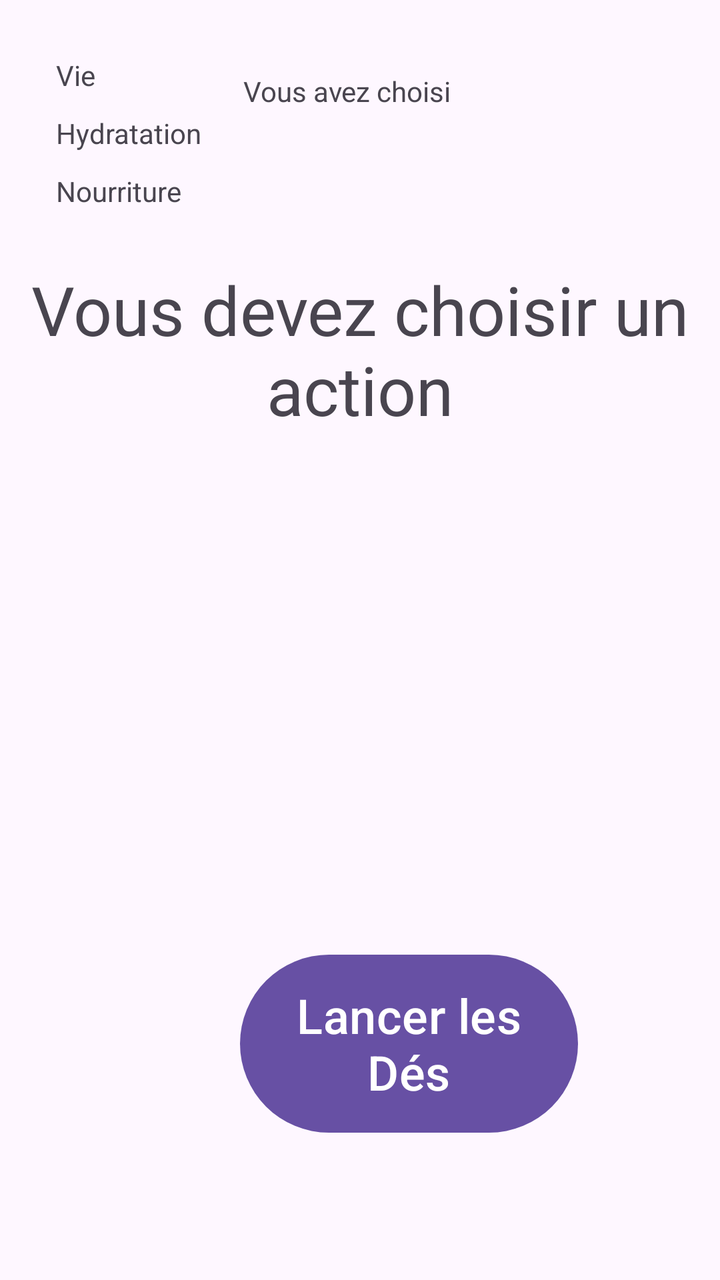
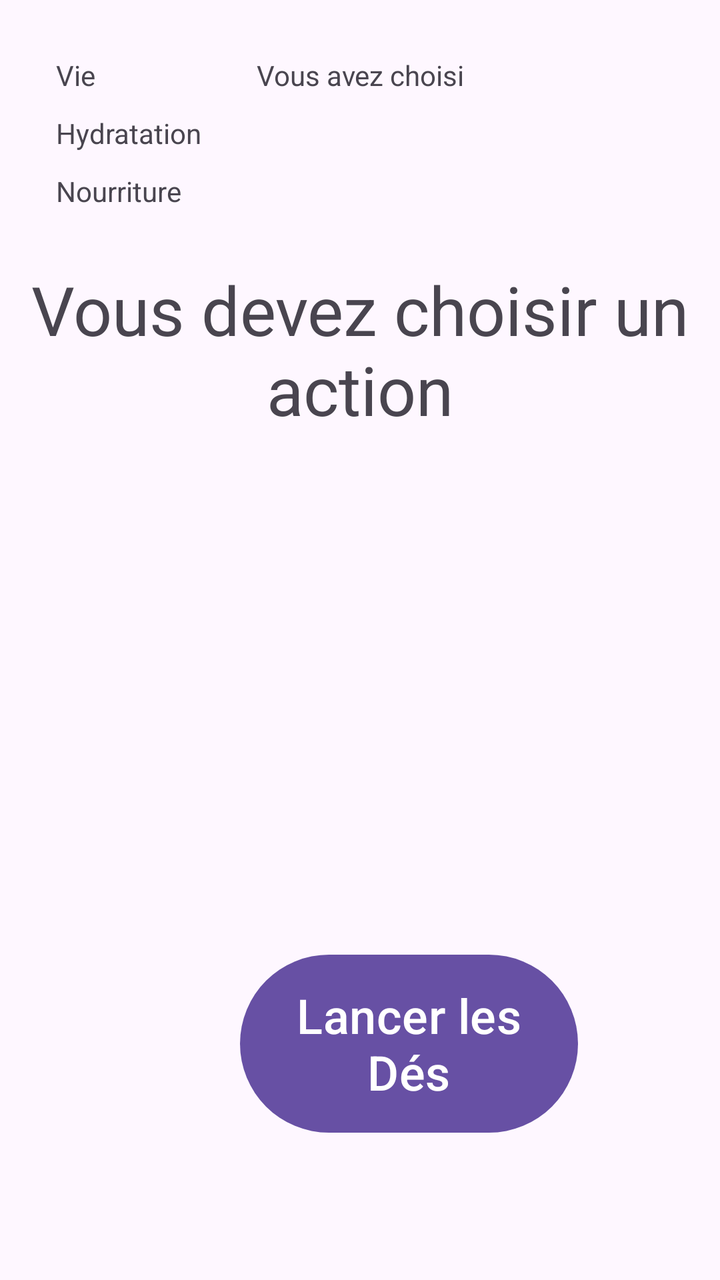

An Android layout rendered at two revisions. The XML below is the earlier revision; the diff shows what the commit changed to produce the second picture.
<!-- AndroidManifest.xml: application theme Theme.Apocalypse -->
<!-- res/layout/action_view.xml -->
<?xml version="1.0" encoding="utf-8"?>
<androidx.constraintlayout.widget.ConstraintLayout xmlns:android="http://schemas.android.com/apk/res/android"
    xmlns:app="http://schemas.android.com/apk/res-auto"
    xmlns:tools="http://schemas.android.com/tools"
    android:id="@+id/actionview"
    android:layout_width="match_parent"
    android:layout_height="match_parent">

    <TextView
        android:id="@+id/tvPtsVie2"
        android:layout_width="wrap_content"
        android:layout_height="wrap_content"
        android:layout_marginStart="28dp"
        android:layout_marginTop="28dp"
        android:text="Vie"
        app:layout_constraintStart_toStartOf="parent"
        app:layout_constraintTop_toTopOf="parent" />

    <TextView
        android:id="@+id/tvPtsHydra2"
        android:layout_width="wrap_content"
        android:layout_height="wrap_content"
        android:layout_marginTop="10dp"
        android:text="Hydratation"
        app:layout_constraintStart_toStartOf="@+id/tvPtsVie2"
        app:layout_constraintTop_toBottomOf="@+id/tvPtsVie2" />

    <TextView
        android:id="@+id/tvPtsSasiete2"
        android:layout_width="wrap_content"
        android:layout_height="wrap_content"
        android:layout_marginTop="10dp"
        android:text="Nourriture"
        app:layout_constraintStart_toStartOf="@+id/tvPtsHydra2"
        app:layout_constraintTop_toBottomOf="@+id/tvPtsHydra2" />

    <TextView
        android:id="@+id/textView"
        android:layout_width="wrap_content"
        android:layout_height="wrap_content"
        android:layout_marginTop="132dp"
        android:text="Vous devez choisir un action"
        android:textAlignment="center"
        android:textSize="34sp"
        app:layout_constraintEnd_toEndOf="parent"
        app:layout_constraintHorizontal_bias="0.0"
        app:layout_constraintStart_toStartOf="parent"
        app:layout_constraintTop_toTopOf="parent" />

    <Button
        android:id="@+id/buttonLancerDes"
        android:layout_width="169dp"
        android:layout_height="97dp"
        android:layout_marginStart="120dp"
        android:layout_marginTop="256dp"
        android:text="Lancer les Dés"
        android:textSize="24sp"
        app:layout_constraintStart_toStartOf="parent"
        app:layout_constraintTop_toBottomOf="@+id/textView" />

    <TextView
        android:id="@+id/tvChoixCarteBonus"
        android:layout_width="116dp"
        android:layout_height="68dp"
        android:layout_marginTop="36dp"
        android:text="Vous avez choisi "
        app:layout_constraintEnd_toEndOf="parent"
        app:layout_constraintHorizontal_bias="0.498"
        app:layout_constraintStart_toStartOf="parent"
        app:layout_constraintTop_toTopOf="parent" />

    <androidx.constraintlayout.widget.Barrier android:layout_width="wrap_content"
        android:layout_height="wrap_content" />

    <androidx.constraintlayout.widget.Guideline
        android:id="@+id/guideline2"
        android:layout_width="wrap_content"
        android:layout_height="wrap_content" />
</androidx.constraintlayout.widget.ConstraintLayout>
<!-- resources referenced by this layout -->
<resources>
  <style name="Theme.Apocalypse" parent="Base.Theme.Apocalypse" />
  <style name="Base.Theme.Apocalypse" parent="Theme.Material3.DayNight.NoActionBar">
          
          
      </style>
</resources>

<!-- the commit's change to res/layout/action_view.xml (unified diff, before → after) -->
@@ -60,12 +60,12 @@
 
     <TextView
         android:id="@+id/tvChoixCarteBonus"
-        android:layout_width="116dp"
-        android:layout_height="68dp"
-        android:layout_marginTop="36dp"
+        android:layout_width="220dp"
+        android:layout_height="63dp"
+        android:layout_marginTop="28dp"
         android:text="Vous avez choisi "
         app:layout_constraintEnd_toEndOf="parent"
-        app:layout_constraintHorizontal_bias="0.498"
+        app:layout_constraintHorizontal_bias="0.916"
         app:layout_constraintStart_toStartOf="parent"
         app:layout_constraintTop_toTopOf="parent" />
 
